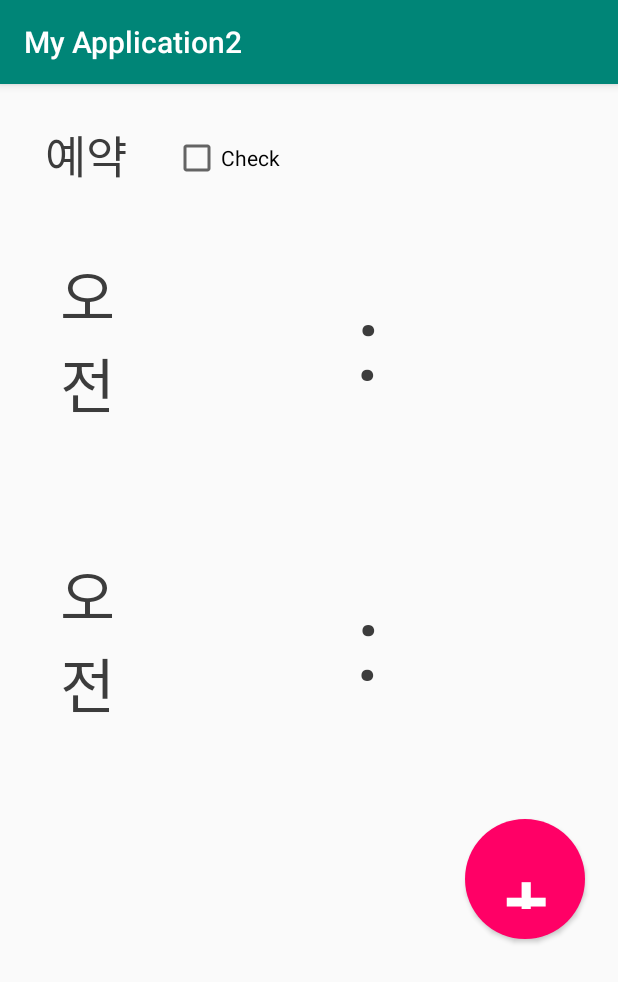
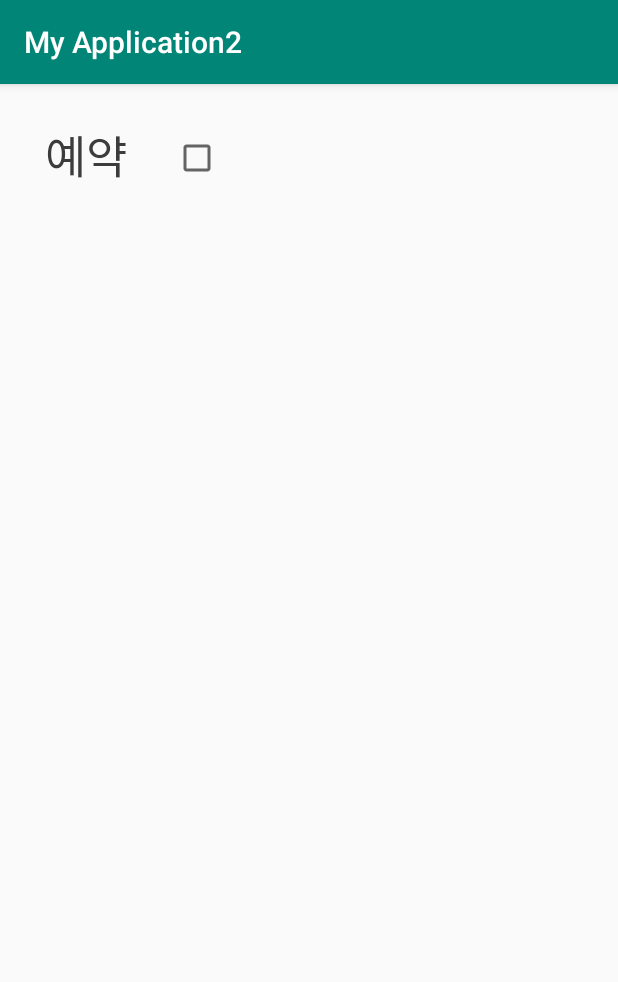
Before and after one commit to miny20023/Mobile_SW_Project, an Android app: the SubActivity_reservationList screen opened directly, with no data from a screen before it, on a phone screen of 412 x 824 dp. Shown: the top 982 px of the screen. Run offline under Robolectric (Android 15) with nearby library versions, the phone set to English and light mode, and no system bars.

Commit message:
list
list

```diff
--- a/app/src/main/java/com/example/myapplication2/SubActivity_reservationList.java
+++ b/app/src/main/java/com/example/myapplication2/SubActivity_reservationList.java
@@ -13,6 +13,7 @@ import android.widget.Button;
 import android.widget.CheckBox;
 import android.widget.LinearLayout;
 import android.widget.TextView;
+import android.widget.Toast;
 
 import java.util.ArrayList;
 import java.util.Arrays;
@@ -24,9 +25,11 @@ public class SubActivity_reservationList extends AppCompatActivity {
 
     TextView TextViewCheckbox;
     CheckBox checkBox;
+    LinearLayout linearlayout1, linearlayout2;
 
-    Button addBtn;
+    Button addBtn, listSaveBtn;
     int startHour, startMin, endHour, endMin;
+    private int reservationListOk;
 
     @Override
     protected void onCreate(Bundle savedInstanceState) {
@@ -45,25 +48,49 @@ public class SubActivity_reservationList extends AppCompatActivity {
         TextViewCheckbox = (TextView) findViewById(R.id.TextViewCheckbox);
         checkBox = (CheckBox) findViewById(R.id.checkBox);
 
+        listSaveBtn = (Button) findViewById(R.id.listSaveBtn);
         addBtn = (Button) findViewById(R.id.addButton);
-
+        linearlayout1 = (LinearLayout) findViewById(R.id.linearlayout1);
+        linearlayout2 = (LinearLayout) findViewById(R.id.linearlayout2);
 
         checkBox.setOnClickListener(new CheckBox.OnClickListener(){
             @Override
             public void onClick(View v) {
                 if (checkBox.isChecked() == true) {
-//                    linearLayout1.setVisibility(View.VISIBLE);
-//                    linearLayout2.setVisibility(View.VISIBLE);
-//                    addBtn.setVisibility(View.VISIBLE);
+                    linearlayout1.setVisibility(View.VISIBLE);
+                    linearlayout2.setVisibility(View.VISIBLE);
+                    addBtn.setVisibility(View.VISIBLE);
+                    listSaveBtn.setVisibility(View.VISIBLE);
+
+                    reservationListOk = 50;
                 } else {
-//                    linearLayout1.setVisibility(View.INVISIBLE);
-//                    linearLayout2.setVisibility(View.INVISIBLE);
-//                    addBtn.setVisibility(View.INVISIBLE);
+                    linearlayout1.setVisibility(View.INVISIBLE);
+                    linearlayout2.setVisibility(View.INVISIBLE);
+                    addBtn.setVisibility(View.INVISIBLE);
+
+                    reservationListOk = 51;
                 }
             }
+        });
+
+        listSaveBtn.setOnClickListener(new Button.OnClickListener() {
+            @Override
+            public void onClick(View v) {
+                if (reservationListOk == 50) {
 
 
+
+
+                } else if (reservationListOk == 51) {
+                    finish();
+                } else {
+                    Toast.makeText(SubActivity_reservationList.this, "예약설정 실패", Toast.LENGTH_SHORT).show();
+                }
+
+
+            }
         });
+
 
 //        addBtn.setOnClickListener(new View.OnClickListener() {
 //            @Override
--- a/app/src/main/res/layout/activity_sub_reservation_list.xml
+++ b/app/src/main/res/layout/activity_sub_reservation_list.xml
@@ -29,7 +29,8 @@
                     android:id="@+id/checkBox"
                     android:layout_width="wrap_content"
                     android:layout_height="wrap_content"
-                    android:text="Check" />
+                    android:text=""
+                    android:checked="false"/>
 
         </LinearLayout>    <!-- 체크박스 레이아웃 end -->
 
@@ -38,7 +39,8 @@
             android:layout_width="match_parent"
             android:layout_height="200dp"
             android:orientation="horizontal"
-            android:layout_marginLeft="40dp">
+            android:layout_marginLeft="40dp"
+            android:visibility="invisible">
 
                 <TextView
                     android:id="@+id/daynight1"
@@ -55,7 +57,7 @@
                     android:id="@+id/hour1"
                     android:layout_width="70dp"
                     android:layout_height="match_parent"
-
+                    android:text="00"
                     android:textSize="50dp"
                     android:textColor="#3c3c3c"
                     android:fontFamily="@font/sdmisaeng"
@@ -77,7 +79,7 @@ n
                     android:id="@+id/min1"
                     android:layout_width="70dp"
                     android:layout_height="match_parent"
-
+                    android:text="00"
                     android:textSize="50dp"
                     android:textColor="#3c3c3c"
                     android:fontFamily="@font/sdmisaeng"
@@ -92,7 +94,8 @@ n
             android:layout_width="match_parent"
             android:layout_height="200dp"
             android:orientation="horizontal"
-            android:layout_marginLeft="40dp">
+            android:layout_marginLeft="40dp"
+            android:visibility="invisible">
 
                 <TextView
                     android:id="@+id/daynight2"
@@ -109,7 +112,7 @@ n
                     android:id="@+id/hour2"
                     android:layout_width="70dp"
                     android:layout_height="match_parent"
-
+                    android:text="00"
                     android:textSize="50dp"
                     android:textColor="#3c3c3c"
                     android:fontFamily="@font/sdmisaeng"
@@ -131,13 +134,12 @@ n
                     android:id="@+id/min2"
                     android:layout_width="70dp"
                     android:layout_height="match_parent"
-
+                    android:text="00"
                     android:textSize="50dp"
                     android:textColor="#3c3c3c"
                     android:fontFamily="@font/sdmisaeng"
                     android:gravity="center_vertical"
                     android:textAlignment="center"/>
-
 
         </LinearLayout>
 
@@ -153,6 +155,17 @@ n
             android:layout_marginTop="20dp"
             android:background="@drawable/add_button"
             style="@style/button_style"
-            android:fontFamily="@font/sdmisaeng"/>
+            android:fontFamily="@font/sdmisaeng"
+            android:visibility="invisible"/>
+
+        <Button
+                android:id="@+id/listSaveBtn"
+                    android:layout_width="120dp"
+                    android:layout_height="60dp"
+                android:text="저장"
+                android:textSize="30dp"
+                android:fontFamily="@font/sdmisaeng"
+                android:visibility="invisible"/>
+
 
 </LinearLayout>
```
